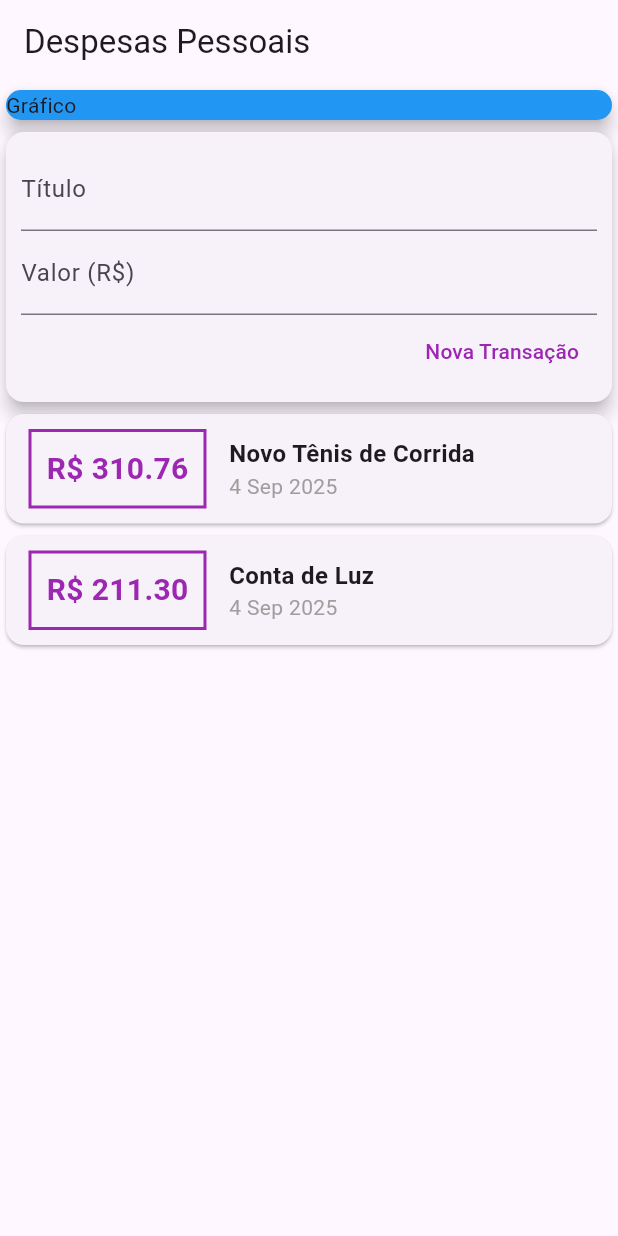
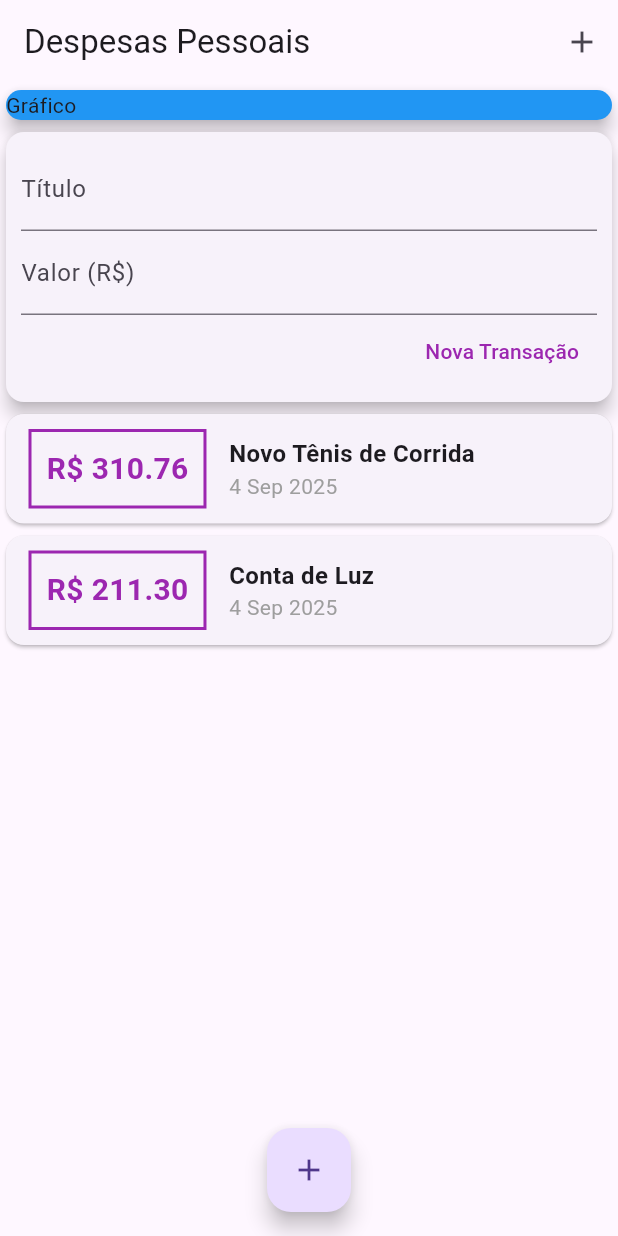
Before and after one commit to jSantini/curso_flutter, a Flutter app: the screen it shows after launch, on a phone screen of 412 x 824 dp. Run offline on Flutter 3.47's test engine with Material 3 defaults, Android fonts, the phone set to English and light mode, and no system bars.

Commit message:
Buttons to open modal new transaction

```diff
--- a/modulo_3/expenses/lib/main.dart
+++ b/modulo_3/expenses/lib/main.dart
@@ -19,7 +19,10 @@ class MyHomePage extends StatelessWidget {
   @override
   Widget build(BuildContext context) {
     return Scaffold(
-      appBar: AppBar(title: Text('Despesas Pessoais')),
+      appBar: AppBar(
+        title: Text('Despesas Pessoais'),
+        actions: [IconButton(onPressed: () {}, icon: Icon(Icons.add))],
+      ),
       body: SingleChildScrollView(
         child: Column(
           mainAxisAlignment: MainAxisAlignment.start,
@@ -36,6 +39,11 @@ class MyHomePage extends StatelessWidget {
           ],
         ),
       ),
+      floatingActionButton: FloatingActionButton(
+        child: Icon(Icons.add),
+        onPressed: () {},
+      ),
+      floatingActionButtonLocation: FloatingActionButtonLocation.centerFloat,
     );
   }
 }
```
